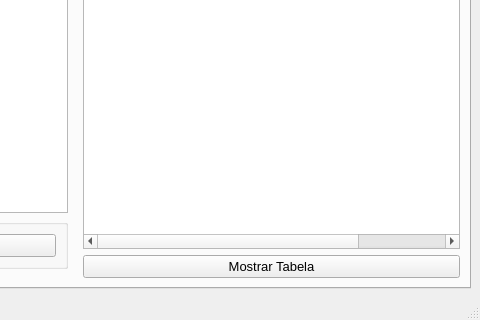
First picture: the form in mainwindow.ui, repository Spyght/Projeto_ECommerce, before the edit; both pictures show x 320 to 800 and y 280 to 600 of the 800 by 600 pixel window.
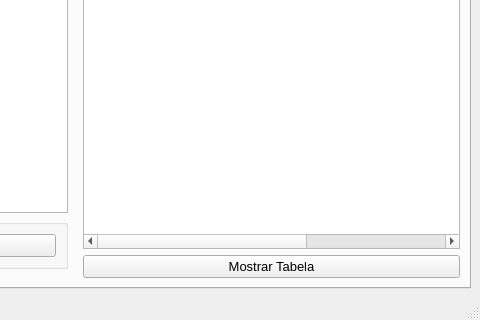
Second picture: the form after the edit.

Diff of the .ui file:
```diff
--- a/mainwindow.ui
+++ b/mainwindow.ui
@@ -233,6 +233,11 @@
               <string>Data da Venda</string>
              </property>
             </column>
+            <column>
+             <property name="text">
+              <string>Valor Total</string>
+             </property>
+            </column>
            </widget>
           </item>
           <item>
```
Left out of the diff: 6 changed lines with no effect on the pictures.
